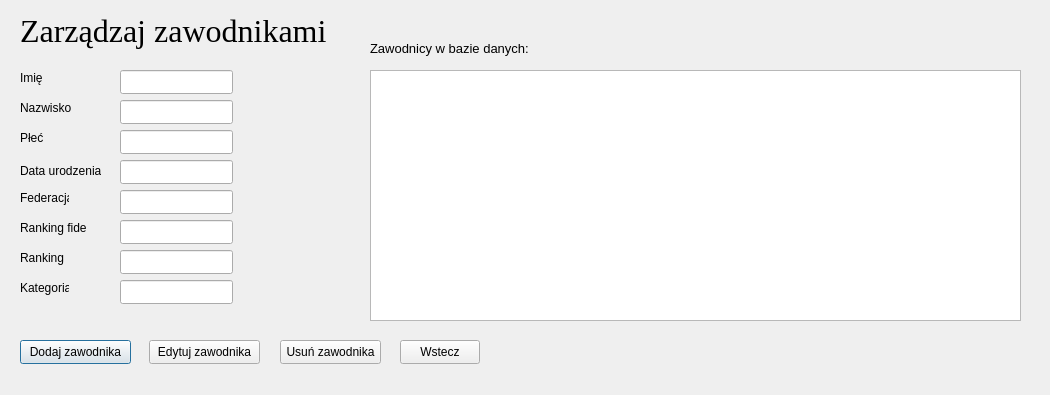
First picture: the form in chess_pairing_program/addnewplayer.ui, repository szachiszta/chess-pairing-program, before the edit.
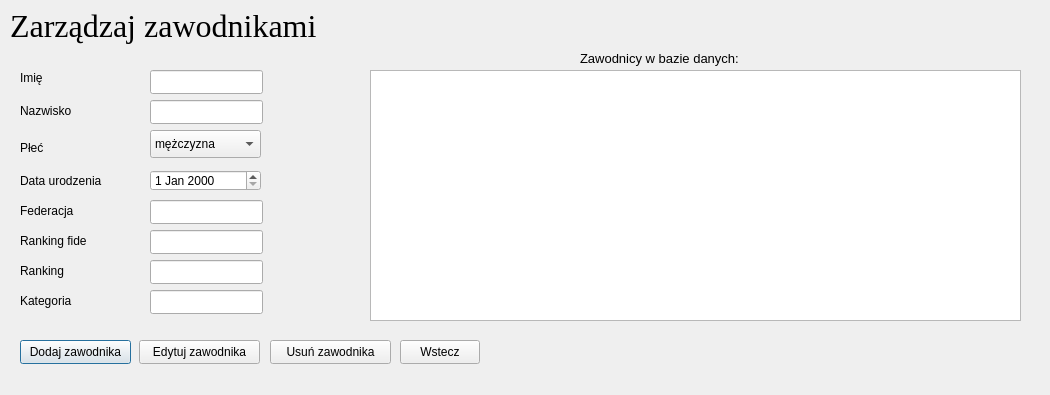
Second picture: the form after the edit.

```diff
--- a/chess_pairing_program/addnewplayer.ui
+++ b/chess_pairing_program/addnewplayer.ui
@@ -16,7 +16,7 @@
   <widget class="QLineEdit" name="txt_name">
    <property name="geometry">
     <rect>
-     <x>120</x>
+     <x>150</x>
      <y>70</y>
      <width>113</width>
      <height>24</height>
@@ -29,7 +29,7 @@
   <widget class="QLineEdit" name="txt_surname">
    <property name="geometry">
     <rect>
-     <x>120</x>
+     <x>150</x>
      <y>100</y>
      <width>113</width>
      <height>24</height>
@@ -39,37 +39,11 @@
     <string/>
    </property>
   </widget>
-  <widget class="QLineEdit" name="txt_sex">
-   <property name="geometry">
-    <rect>
-     <x>120</x>
-     <y>130</y>
-     <width>113</width>
-     <height>24</height>
-    </rect>
-   </property>
-   <property name="text">
-    <string/>
-   </property>
-  </widget>
-  <widget class="QLineEdit" name="txt_date">
-   <property name="geometry">
-    <rect>
-     <x>120</x>
-     <y>160</y>
-     <width>113</width>
-     <height>24</height>
-    </rect>
-   </property>
-   <property name="text">
-    <string/>
-   </property>
-  </widget>
   <widget class="QLineEdit" name="txt_federation">
    <property name="geometry">
     <rect>
-     <x>120</x>
-     <y>190</y>
+     <x>150</x>
+     <y>200</y>
      <width>113</width>
      <height>24</height>
     </rect>
@@ -81,8 +55,8 @@
   <widget class="QLineEdit" name="txt_fide">
    <property name="geometry">
     <rect>
-     <x>120</x>
-     <y>220</y>
+     <x>150</x>
+     <y>230</y>
      <width>113</width>
      <height>24</height>
     </rect>
@@ -94,8 +68,8 @@
   <widget class="QLineEdit" name="txt_rating">
    <property name="geometry">
     <rect>
-     <x>120</x>
-     <y>250</y>
+     <x>150</x>
+     <y>260</y>
      <width>113</width>
      <height>24</height>
     </rect>
@@ -107,8 +81,8 @@
   <widget class="QLineEdit" name="txt_category">
    <property name="geometry">
     <rect>
-     <x>120</x>
-     <y>280</y>
+     <x>150</x>
+     <y>290</y>
      <width>113</width>
      <height>24</height>
     </rect>
@@ -182,8 +156,8 @@
     <rect>
      <x>20</x>
      <y>100</y>
-     <width>61</width>
-     <height>16</height>
+     <width>71</width>
+     <height>21</height>
     </rect>
    </property>
    <property name="font">
@@ -199,7 +173,7 @@
    <property name="geometry">
     <rect>
      <x>20</x>
-     <y>130</y>
+     <y>140</y>
      <width>49</width>
      <height>16</height>
     </rect>
@@ -217,8 +191,8 @@
    <property name="geometry">
     <rect>
      <x>20</x>
-     <y>160</y>
-     <width>81</width>
+     <y>170</y>
+     <width>101</width>
      <height>21</height>
     </rect>
    </property>
@@ -235,9 +209,9 @@
    <property name="geometry">
     <rect>
      <x>20</x>
-     <y>190</y>
-     <width>49</width>
-     <height>16</height>
+     <y>200</y>
+     <width>71</width>
+     <height>21</height>
     </rect>
    </property>
    <property name="font">
@@ -253,9 +227,9 @@
    <property name="geometry">
     <rect>
      <x>20</x>
-     <y>220</y>
-     <width>71</width>
-     <height>16</height>
+     <y>230</y>
+     <width>91</width>
+     <height>21</height>
     </rect>
    </property>
    <property name="font">
@@ -271,9 +245,9 @@
    <property name="geometry">
     <rect>
      <x>20</x>
-     <y>250</y>
-     <width>49</width>
-     <height>16</height>
+     <y>260</y>
+     <width>71</width>
+     <height>21</height>
     </rect>
    </property>
    <property name="font">
@@ -289,9 +263,9 @@
    <property name="geometry">
     <rect>
      <x>20</x>
-     <y>280</y>
-     <width>49</width>
-     <height>16</height>
+     <y>290</y>
+     <width>71</width>
+     <height>21</height>
     </rect>
    </property>
    <property name="font">
@@ -319,9 +293,9 @@
   <widget class="QPushButton" name="edit_player">
    <property name="geometry">
     <rect>
-     <x>149</x>
+     <x>139</x>
      <y>340</y>
-     <width>111</width>
+     <width>121</width>
      <height>24</height>
     </rect>
    </property>
@@ -340,9 +314,9 @@
   <widget class="QPushButton" name="pushButton_3">
    <property name="geometry">
     <rect>
-     <x>280</x>
+     <x>270</x>
      <y>340</y>
-     <width>101</width>
+     <width>121</width>
      <height>24</height>
     </rect>
    </property>
@@ -361,9 +335,9 @@
   <widget class="QLabel" name="label_9">
    <property name="geometry">
     <rect>
-     <x>370</x>
-     <y>40</y>
-     <width>161</width>
+     <x>580</x>
+     <y>50</y>
+     <width>221</width>
      <height>16</height>
     </rect>
    </property>
@@ -380,10 +354,10 @@
   <widget class="QLabel" name="label_10">
    <property name="geometry">
     <rect>
-     <x>20</x>
-     <y>10</y>
-     <width>321</width>
-     <height>41</height>
+     <x>10</x>
+     <y>0</y>
+     <width>401</width>
+     <height>51</height>
     </rect>
    </property>
    <property name="font">
@@ -399,6 +373,36 @@
     <enum>Qt::PlainText</enum>
    </property>
   </widget>
+  <widget class="QDateEdit" name="txt_date">
+   <property name="geometry">
+    <rect>
+     <x>150</x>
+     <y>170</y>
+     <width>111</width>
+     <height>21</height>
+    </rect>
+   </property>
+  </widget>
+  <widget class="QComboBox" name="txt_sex">
+   <property name="geometry">
+    <rect>
+     <x>150</x>
+     <y>130</y>
+     <width>111</width>
+     <height>28</height>
+    </rect>
+   </property>
+   <item>
+    <property name="text">
+     <string>mężczyzna</string>
+    </property>
+   </item>
+   <item>
+    <property name="text">
+     <string>kobieta</string>
+    </property>
+   </item>
+  </widget>
  </widget>
  <resources/>
  <connections/>
```
